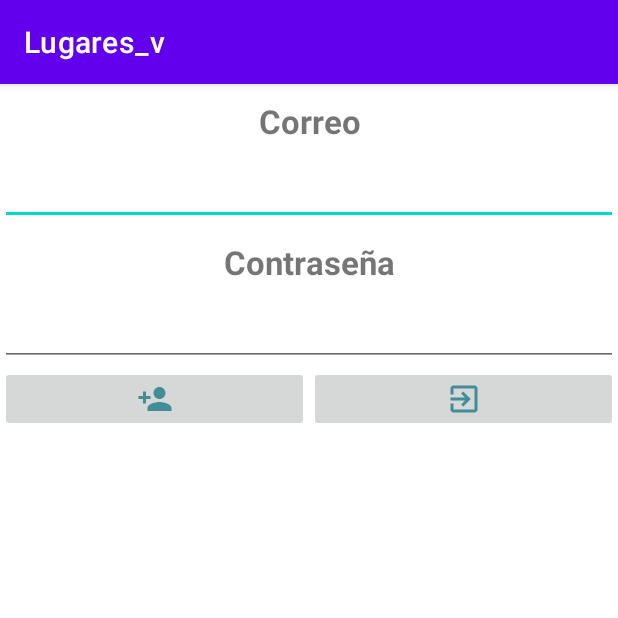
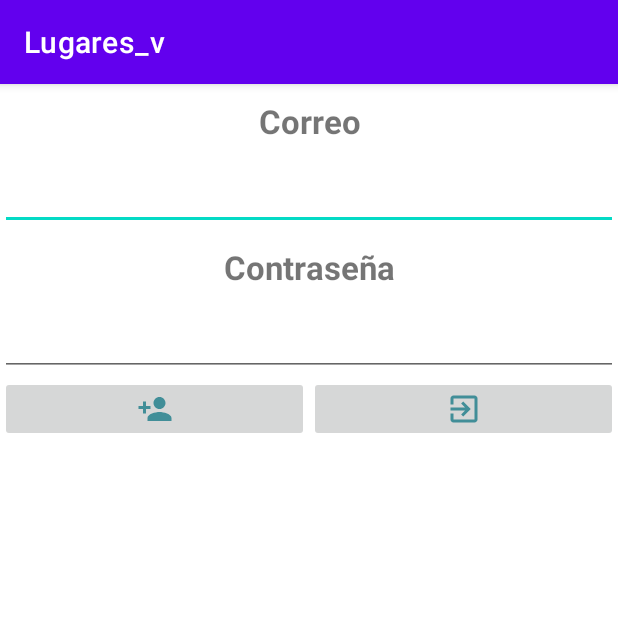
Before and after one commit to ChristianOT66/Lugares, an Android app: the screen it shows after launch (MainActivity), on a phone screen of 412 x 824 dp, the top half of it. Run offline under Robolectric (Android 15) with nearby library versions, the phone set to English and light mode, and no system bars; our stand-ins replace Firebase (no records; nobody signed in at launch, a user with empty details on screens opened directly).

Commit message:
Semana01, Proyecto Viernes 2

```diff
--- a/app/src/main/res/layout/activity_main.xml
+++ b/app/src/main/res/layout/activity_main.xml
@@ -23,6 +23,7 @@
         android:layout_height="wrap_content"
         android:ems="10"
         android:inputType="textEmailAddress"
+        android:minHeight="48dp"
         android:padding="10sp" />
 
     <TextView
@@ -41,6 +42,7 @@
         android:layout_height="wrap_content"
         android:ems="10"
         android:inputType="textPassword"
+        android:minHeight="48dp"
         android:padding="10sp" />
 
     <LinearLayout
@@ -49,14 +51,14 @@
         android:orientation="horizontal">
 
         <ImageButton
-            android:id="@+id/vt_register"
+            android:id="@+id/bt_register"
             android:layout_width="wrap_content"
             android:layout_height="wrap_content"
             android:layout_weight="1"
             app:srcCompat="@drawable/ic_register" />
 
         <ImageButton
-            android:id="@+id/vt_login"
+            android:id="@+id/bt_login"
             android:layout_width="wrap_content"
             android:layout_height="wrap_content"
             android:layout_weight="1"
```
Also changed, not shown: app/build.gradle (+4 -4 lines), app/src/main/java/com/lugares_v/MainActivity.kt (+29 -4 lines).
